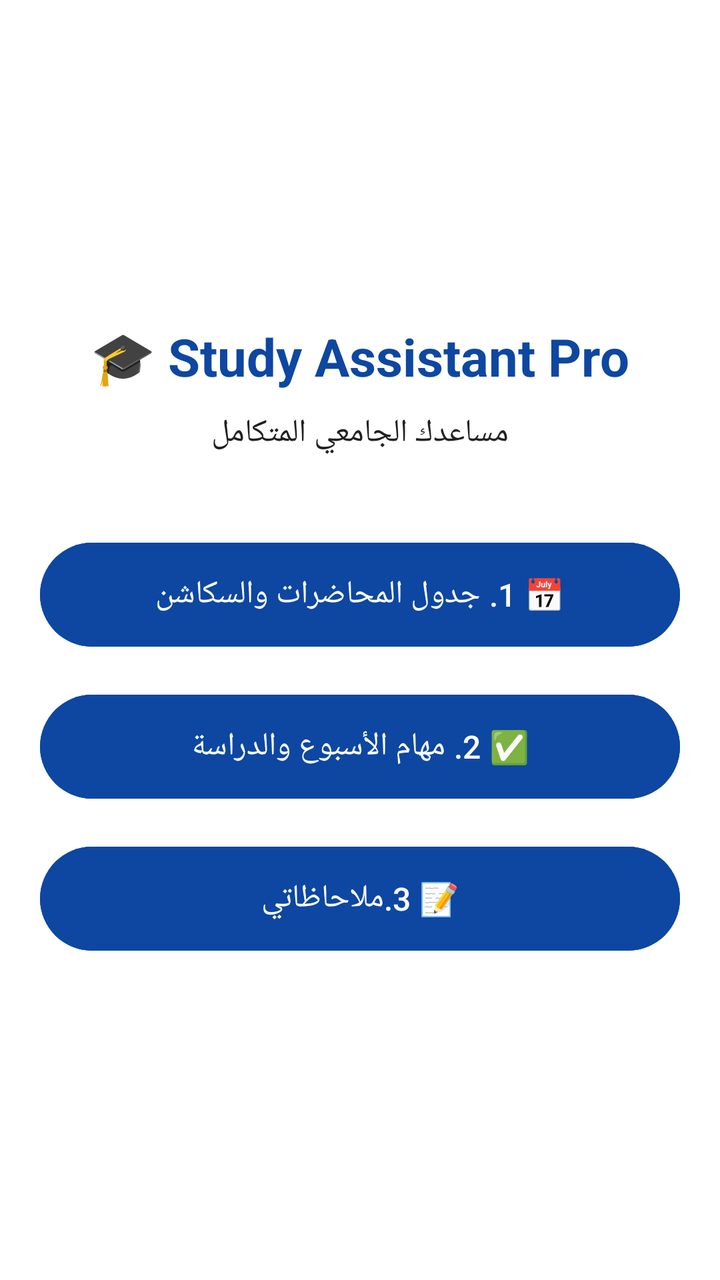
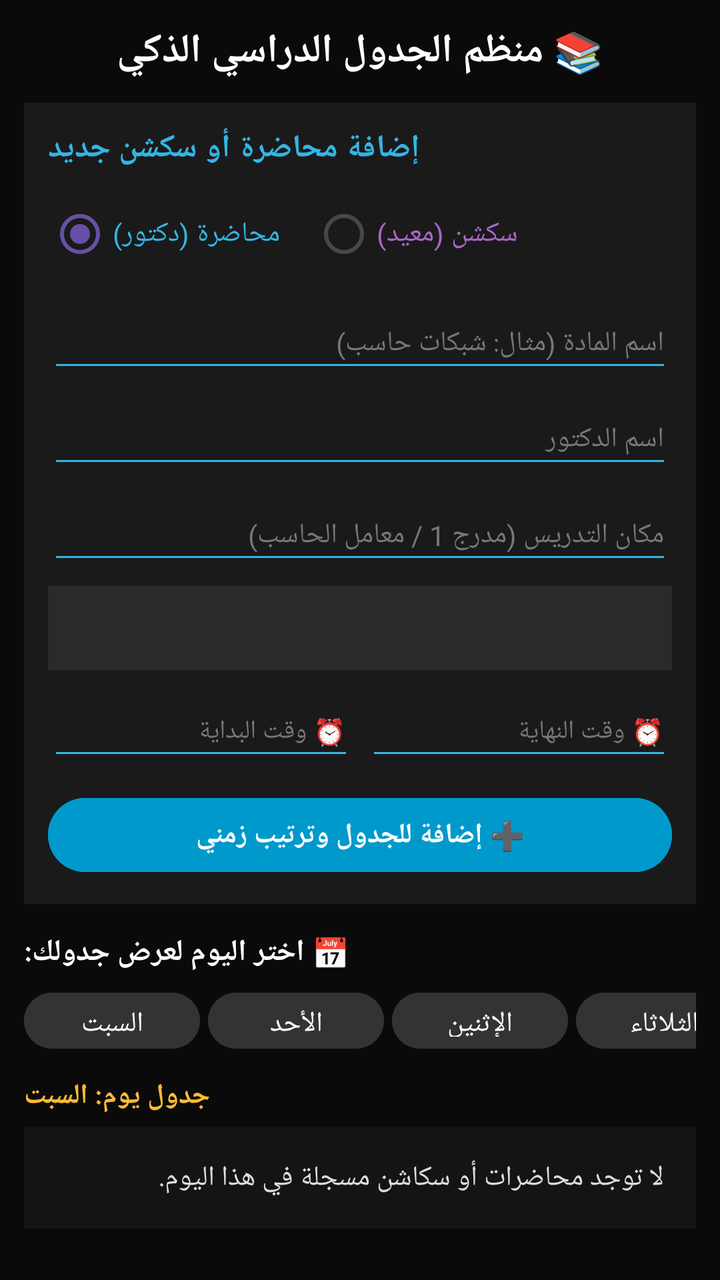

Before-and-after screenshots of an Android layout around one commit, followed by the original layout XML and the change that was made.
<!-- AndroidManifest.xml: application theme Theme.StudyAssistant -->
<!-- res/layout/activity_main.xml -->
<?xml version="1.0" encoding="utf-8"?>
<LinearLayout xmlns:android="http://schemas.android.com/apk/res/android"
    android:layout_width="match_parent"
    android:layout_height="match_parent"
    android:orientation="vertical"
    android:padding="20dp"
    android:gravity="center"
    android:background="#FFFFFF">

    <TextView
        android:layout_width="wrap_content"
        android:layout_height="wrap_content"
        android:text="🎓 Study Assistant Pro"
        android:textSize="26sp"
        android:textStyle="bold"
        android:textColor="#0D47A1"
        android:layout_marginBottom="10dp"/>

    <TextView
        android:layout_width="wrap_content"
        android:layout_height="wrap_content"
        android:text="مساعدك الجامعي المتكامل"
        android:textSize="16sp"
        android:textColor="#212121"
        android:layout_marginBottom="40dp"/>

    <Button
        android:id="@+id/btnSchedule"
        android:layout_width="match_parent"
        android:layout_height="60dp"
        android:text="📅 1. جدول المحاضرات والسكاشن"
        android:backgroundTint="#0D47A1"
        android:textColor="#FFFFFF"
        android:textSize="16sp"
        android:layout_marginBottom="16dp"/>

    <Button
        android:id="@+id/btnTasks"
        android:layout_width="match_parent"
        android:layout_height="60dp"
        android:text="✅ 2. مهام الأسبوع والدراسة"
        android:backgroundTint="#0D47A1"
        android:textColor="#FFFFFF"
        android:textSize="16sp"
        android:layout_marginBottom="16dp"/>

    <Button
        android:id="@+id/btnNotes"
        android:layout_width="match_parent"
        android:layout_height="60dp"
        android:text="📝 3.ملاحاظاتي"
        android:backgroundTint="#0D47A1"
        android:textColor="#FFFFFF"
        android:textSize="16sp"/>

</LinearLayout>
<!-- resources referenced by this layout -->
<resources>
  <style name="Theme.StudyAssistant" parent="Base.Theme.StudyAssistant" />
  <style name="Base.Theme.StudyAssistant" parent="Theme.Material3.DayNight.NoActionBar">
          
          
      </style>
</resources>

<!-- the commit's change to res/layout/activity_main.xml (unified diff, before → after) -->
@@ -1,56 +1,274 @@
 <?xml version="1.0" encoding="utf-8"?>
-<LinearLayout xmlns:android="http://schemas.android.com/apk/res/android"
+<ScrollView
+    xmlns:android="http://schemas.android.com/apk/res/android"
     android:layout_width="match_parent"
     android:layout_height="match_parent"
-    android:orientation="vertical"
-    android:padding="20dp"
-    android:gravity="center"
-    android:background="#FFFFFF">
-
-    <TextView
-        android:layout_width="wrap_content"
+    android:background="#0A0A0A"
+    android:padding="12dp">
+
+    <LinearLayout
+        android:layout_width="match_parent"
         android:layout_height="wrap_content"
-        android:text="🎓 Study Assistant Pro"
-        android:textSize="26sp"
-        android:textStyle="bold"
-        android:textColor="#0D47A1"
-        android:layout_marginBottom="10dp"/>
-
-    <TextView
-        android:layout_width="wrap_content"
-        android:layout_height="wrap_content"
-        android:text="مساعدك الجامعي المتكامل"
-        android:textSize="16sp"
-        android:textColor="#212121"
-        android:layout_marginBottom="40dp"/>
-
-    <Button
-        android:id="@+id/btnSchedule"
-        android:layout_width="match_parent"
-        android:layout_height="60dp"
-        android:text="📅 1. جدول المحاضرات والسكاشن"
-        android:backgroundTint="#0D47A1"
-        android:textColor="#FFFFFF"
-        android:textSize="16sp"
-        android:layout_marginBottom="16dp"/>
-
-    <Button
-        android:id="@+id/btnTasks"
-        android:layout_width="match_parent"
-        android:layout_height="60dp"
-        android:text="✅ 2. مهام الأسبوع والدراسة"
-        android:backgroundTint="#0D47A1"
-        android:textColor="#FFFFFF"
-        android:textSize="16sp"
-        android:layout_marginBottom="16dp"/>
-
-    <Button
-        android:id="@+id/btnNotes"
-        android:layout_width="match_parent"
-        android:layout_height="60dp"
-        android:text="📝 3.ملاحاظاتي"
-        android:backgroundTint="#0D47A1"
-        android:textColor="#FFFFFF"
-        android:textSize="16sp"/>
-
-</LinearLayout>
+        android:orientation="vertical">
+
+        
+        <TextView
+            android:layout_width="wrap_content"
+            android:layout_height="wrap_content"
+            android:text="📚 منظم الجدول الدراسي الذكي"
+            android:textColor="#FFFFFF"
+            android:textSize="20sp"
+            android:textStyle="bold"
+            android:layout_gravity="center_horizontal"
+            android:layout_marginBottom="12dp" />
+
+        
+        <LinearLayout
+            android:layout_width="match_parent"
+            android:layout_height="wrap_content"
+            android:orientation="vertical"
+            android:background="#1A1A1A"
+            android:padding="12dp"
+            android:layout_marginBottom="14dp">
+
+            <TextView
+                android:layout_width="wrap_content"
+                android:layout_height="wrap_content"
+                android:text="إضافة محاضرة أو سكشن جديد"
+                android:textColor="#33B5E5"
+                android:textStyle="bold"
+                android:textSize="16sp"
+                android:layout_marginBottom="8dp" />
+
+            
+            <RadioGroup
+                android:id="@+id/groupType"
+                android:layout_width="match_parent"
+                android:layout_height="wrap_content"
+                android:orientation="horizontal"
+                android:layout_marginBottom="8dp">
+
+                <RadioButton
+                    android:id="@+id/rbLecture"
+                    android:layout_width="wrap_content"
+                    android:layout_height="wrap_content"
+                    android:text="محاضرة (دكتور)"
+                    android:textColor="#33B5E5"
+                    android:checked="true"
+                    android:layout_marginEnd="16dp" />
+
+                <RadioButton
+                    android:id="@+id/rbSection"
+                    android:layout_width="wrap_content"
+                    android:layout_height="wrap_content"
+                    android:text="سكشن (معيد)"
+                    android:textColor="#AA66CC" />
+            </RadioGroup>
+
+            
+            <EditText
+                android:id="@+id/etSubject"
+                android:layout_width="match_parent"
+                android:layout_height="42dp"
+                android:hint="اسم المادة (مثال: شبكات حاسب)"
+                android:textColorHint="#777777"
+                android:textColor="#FFFFFF"
+                android:textSize="14sp"
+                android:backgroundTint="#33B5E5"
+                android:layout_marginBottom="6dp" />
+
+            
+            <EditText
+                android:id="@+id/etInstructor"
+                android:layout_width="match_parent"
+                android:layout_height="42dp"
+                android:hint="اسم الدكتور"
+                android:textColorHint="#777777"
+                android:textColor="#FFFFFF"
+                android:textSize="14sp"
+                android:backgroundTint="#33B5E5"
+                android:layout_marginBottom="6dp" />
+
+            
+            <EditText
+                android:id="@+id/etLocation"
+                android:layout_width="match_parent"
+                android:layout_height="42dp"
+                android:hint="مكان التدريس (مدرج 1 / معامل الحاسب)"
+                android:textColorHint="#777777"
+                android:textColor="#FFFFFF"
+                android:textSize="14sp"
+                android:backgroundTint="#33B5E5"
+                android:layout_marginBottom="6dp" />
+
+            
+            <Spinner
+                android:id="@+id/spinnerDay"
+                android:layout_width="match_parent"
+                android:layout_height="42dp"
+                android:background="#2A2A2A"
+                android:layout_marginBottom="8dp" />
+
+            
+            <LinearLayout
+                android:layout_width="match_parent"
+                android:layout_height="wrap_content"
+                android:orientation="horizontal"
+                android:layout_marginBottom="10dp">
+
+                <EditText
+                    android:id="@+id/etStartTime"
+                    android:layout_width="0dp"
+                    android:layout_height="42dp"
+                    android:layout_weight="1"
+                    android:hint="⏰ وقت البداية"
+                    android:focusable="false"
+                    android:clickable="true"
+                    android:textColorHint="#777777"
+                    android:textColor="#FFFFFF"
+                    android:textSize="13sp"
+                    android:backgroundTint="#33B5E5"
+                    android:layout_marginEnd="6dp" />
+
+                <EditText
+                    android:id="@+id/etEndTime"
+                    android:layout_width="0dp"
+                    android:layout_height="42dp"
+                    android:layout_weight="1"
+                    android:hint="⏰ وقت النهاية"
+                    android:focusable="false"
+                    android:clickable="true"
+                    android:textColorHint="#777777"
+                    android:textColor="#FFFFFF"
+                    android:textSize="13sp"
+                    android:backgroundTint="#33B5E5" />
+            </LinearLayout>
+
+            
+            <Button
+                android:id="@+id/btnAdd"
+                android:layout_width="match_parent"
+                android:layout_height="45dp"
+                android:text="➕ إضافة للجدول وترتيب زمني"
+                android:backgroundTint="#0099CC"
+                android:textColor="#FFFFFF"
+                android:textStyle="bold" />
+        </LinearLayout>
+
+        
+        <LinearLayout
+            android:layout_width="match_parent"
+            android:layout_height="wrap_content"
+            android:orientation="vertical">
+
+            <TextView
+                android:layout_width="wrap_content"
+                android:layout_height="wrap_content"
+                android:text="📅 اختر اليوم لعرض جدولك:"
+                android:textColor="#FFFFFF"
+                android:textStyle="bold"
+                android:textSize="15sp"
+                android:layout_marginBottom="6dp" />
+
+            
+            <HorizontalScrollView
+                android:layout_width="match_parent"
+                android:layout_height="wrap_content"
+                android:scrollbars="none"
+                android:layout_marginBottom="10dp">
+
+                <LinearLayout
+                    android:layout_width="wrap_content"
+                    android:layout_height="wrap_content"
+                    android:orientation="horizontal">
+
+                    <Button
+                        android:id="@+id/btnSat"
+                        android:layout_width="wrap_content"
+                        android:layout_height="36dp"
+                        android:layout_marginEnd="4dp"
+                        android:backgroundTint="#333333"
+                        android:text="السبت"
+                        android:textColor="#FFF" />
+
+                    <Button
+                        android:id="@+id/btnSun"
+                        android:layout_width="wrap_content"
+                        android:layout_height="36dp"
+                        android:layout_marginEnd="4dp"
+                        android:backgroundTint="#333333"
+                        android:text="الأحد"
+                        android:textColor="#FFF" />
+
+                    <Button
+                        android:id="@+id/btnMon"
+                        android:layout_width="wrap_content"
+                        android:layout_height="36dp"
+                        android:layout_marginEnd="4dp"
+                        android:backgroundTint="#333333"
+                        android:text="الإثنين"
+                        android:textColor="#FFF" />
+
+                    <Button
+                        android:id="@+id/btnTue"
+                        android:layout_width="wrap_content"
+                        android:layout_height="36dp"
+                        android:layout_marginEnd="4dp"
+                        android:backgroundTint="#333333"
+                        android:text="الثلاثاء"
+                        android:textColor="#FFF" />
+
+                    <Button
+                        android:id="@+id/btnWed"
+                        android:layout_width="wrap_content"
+                        android:layout_height="36dp"
+                        android:layout_marginEnd="4dp"
+                        android:backgroundTint="#333333"
+                        android:text="الأربعاء"
+                        android:textColor="#FFF" />
+
+                    <Button
+                        android:id="@+id/btnThu"
+                        android:layout_width="wrap_content"
+                        android:layout_height="36dp"
+                        android:backgroundTint="#333333"
+                        android:text="الخميس"
+                        android:textColor="#FFF" />
+
+                </LinearLayout>
+            </HorizontalScrollView>
+
+            
+            <TextView
+                android:id="@+id/tvSelectedDayTitle"
+                android:layout_width="wrap_content"
+                android:layout_height="wrap_content"
+                android:text="جدول يوم: السبت"
+                android:textColor="#FFBB33"
+                android:textStyle="bold"
+                android:textSize="14sp"
+                android:layout_marginBottom="6dp" />
+
+            
+            <LinearLayout
+                android:id="@+id/layoutScheduleContainer"
+                android:layout_width="match_parent"
+                android:layout_height="wrap_content"
+                android:orientation="vertical"
+                android:background="#141414"
+                android:padding="8dp">
+
+                <TextView
+                    android:id="@+id/tvEmptyNotice"
+                    android:layout_width="match_parent"
+                    android:layout_height="wrap_content"
+                    android:text="لا توجد محاضرات أو سكاشن مسجلة في هذا اليوم."
+                    android:textColor="#DDDDDD"
+                    android:textSize="14sp"
+                    android:padding="8dp" />
+            </LinearLayout>
+
+        </LinearLayout>
+
+    </LinearLayout>
+</ScrollView>
